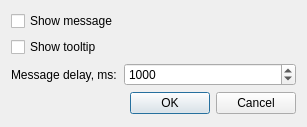
Old version of the form src/plugins/General/statusicon/settingsdialog.ui in the repository ksv1986/qmmp-staging.
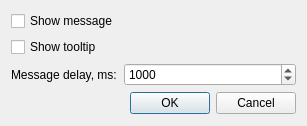
New version of the form.

Commit message: fixed dialog layouts

Patch:
```diff
--- a/src/plugins/General/statusicon/settingsdialog.ui
+++ b/src/plugins/General/statusicon/settingsdialog.ui
@@ -5,8 +5,8 @@
    <rect>
     <x>0</x>
     <y>0</y>
-    <width>267</width>
-    <height>127</height>
+    <width>278</width>
+    <height>126</height>
    </rect>
   </property>
   <property name="windowTitle" >
```
Left out of the diff: 6 changed lines with no effect on the pictures. The commit also changes 4 other files.
